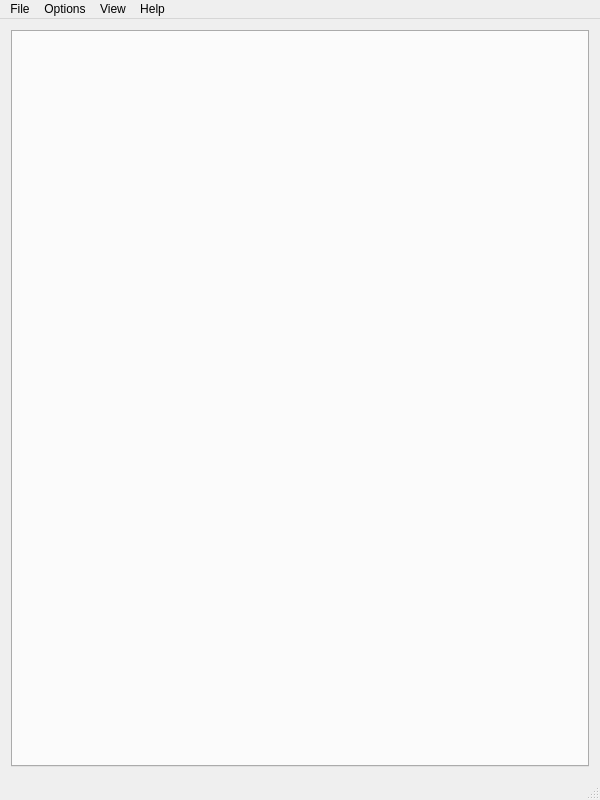
Qt form src/MainWindow.ui (phongans/ANSCENTER-RT) before a commit.
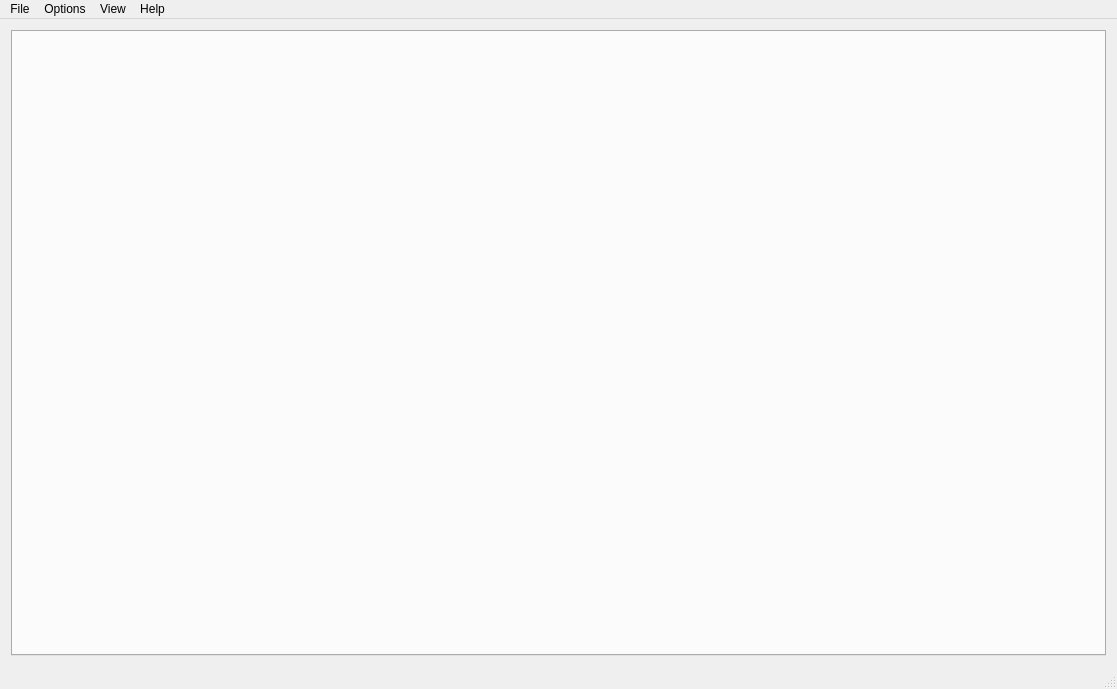
The same form after that commit.

```diff
--- a/src/MainWindow.ui
+++ b/src/MainWindow.ui
@@ -6,8 +6,8 @@
    <rect>
     <x>0</x>
     <y>0</y>
-    <width>600</width>
-    <height>800</height>
+    <width>1117</width>
+    <height>689</height>
    </rect>
   </property>
   <property name="sizePolicy">
@@ -50,7 +50,7 @@
     <rect>
      <x>0</x>
      <y>0</y>
-     <width>600</width>
+     <width>1117</width>
      <height>21</height>
     </rect>
    </property>
```
